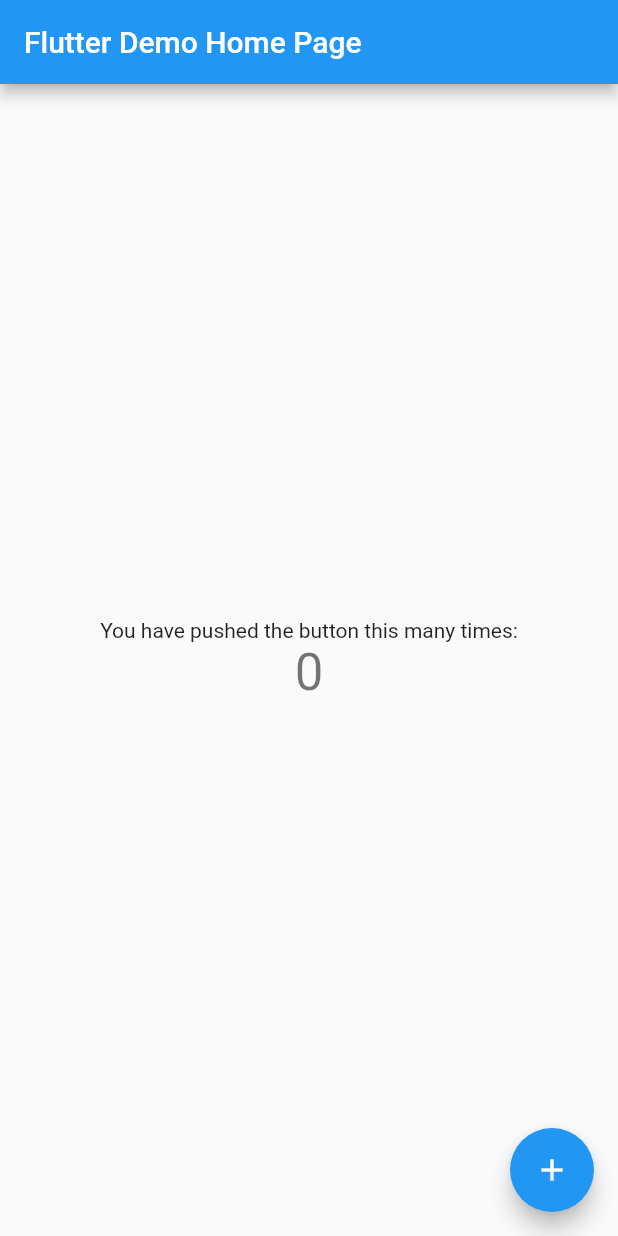
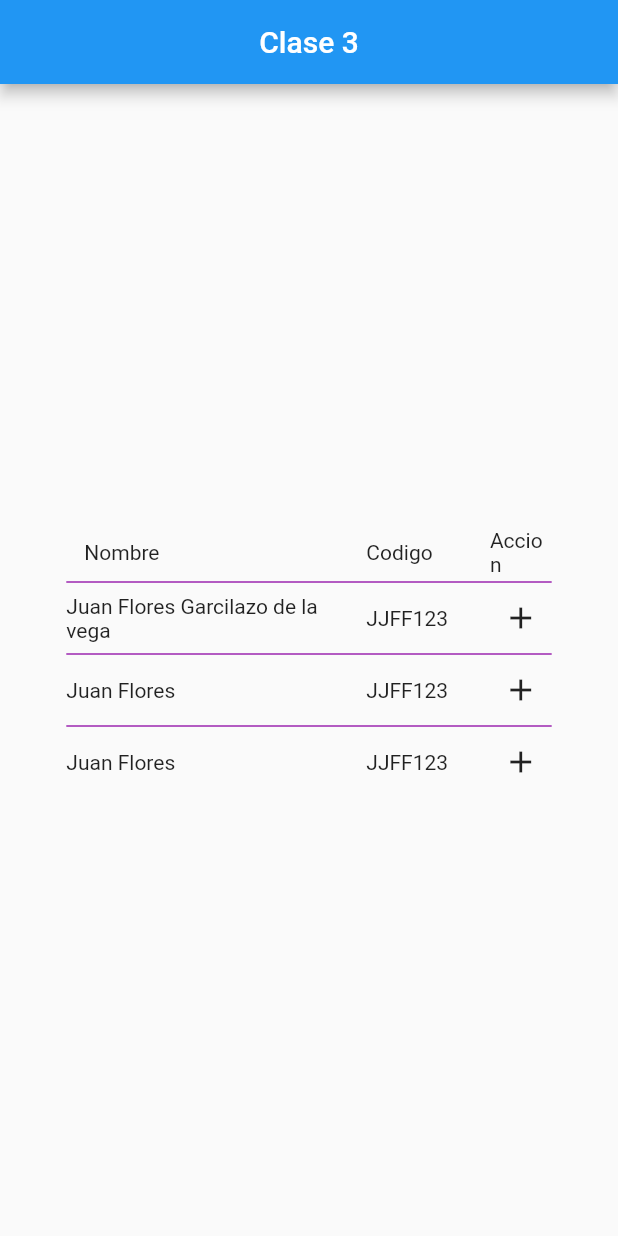
Before and after one commit to gdscumsa/Curso_Flutter, a Flutter app: the screen it shows after launch, on a phone screen of 412 x 824 dp. Run offline on Flutter 3.47's test engine with Material 2 defaults, Android fonts, the phone set to English and light mode, and no system bars.

Commit message:
explicacion widget table

```diff
--- a/calculadora/lib/main.dart
+++ b/calculadora/lib/main.dart
@@ -1,4 +1,6 @@
 import 'package:flutter/material.dart';
+
+import 'src/calc_page.dart';
 
 void main() {
   runApp(const MyApp());
@@ -7,109 +9,12 @@
 class MyApp extends StatelessWidget {
   const MyApp({super.key});
 
-  // This widget is the root of your application.
   @override
   Widget build(BuildContext context) {
     return MaterialApp(
       title: 'Flutter Demo',
-      theme: ThemeData(
-        // This is the theme of your application.
-        //
-        // Try running your application with "flutter run". You'll see the
-        // application has a blue toolbar. Then, without quitting the app, try
-        // changing the primarySwatch below to Colors.green and then invoke
-        // "hot reload" (press "r" in the console where you ran "flutter run",
-        // or simply save your changes to "hot reload" in a Flutter IDE).
-        // Notice that the counter didn't reset back to zero; the application
-        // is not restarted.
-        primarySwatch: Colors.blue,
-      ),
-      home: const MyHomePage(title: 'Flutter Demo Home Page'),
+      theme: ThemeData(primarySwatch: Colors.blue),
+      home: const CalcPage(),
     );
   }
 }
-
-class MyHomePage extends StatefulWidget {
-  const MyHomePage({super.key, required this.title});
-
-  // This widget is the home page of your application. It is stateful, meaning
-  // that it has a State object (defined below) that contains fields that affect
-  // how it looks.
-
-  // This class is the configuration for the state. It holds the values (in this
-  // case the title) provided by the parent (in this case the App widget) and
-  // used by the build method of the State. Fields in a Widget subclass are
-  // always marked "final".
-
-  final String title;
-
-  @override
-  State<MyHomePage> createState() => _MyHomePageState();
-}
-
-class _MyHomePageState extends State<MyHomePage> {
-  int _counter = 0;
-
-  void _incrementCounter() {
-    setState(() {
-      // This call to setState tells the Flutter framework that something has
-      // changed in this State, which causes it to rerun the build method below
-      // so that the display can reflect the updated values. If we changed
-      // _counter without calling setState(), then the build method would not be
-      // called again, and so nothing would appear to happen.
-      _counter++;
-    });
-  }
-
-  @override
-  Widget build(BuildContext context) {
-    // This method is rerun every time setState is called, for instance as done
-    // by the _incrementCounter method above.
-    //
-    // The Flutter framework has been optimized to make rerunning build methods
-    // fast, so that you can just rebuild anything that needs updating rather
-    // than having to individually change instances of widgets.
-    return Scaffold(
-      appBar: AppBar(
-        // Here we take the value from the MyHomePage object that was created by
-        // the App.build method, and use it to set our appbar title.
-        title: Text(widget.title),
-      ),
-      body: Center(
-        // Center is a layout widget. It takes a single child and positions it
-        // in the middle of the parent.
-        child: Column(
-          // Column is also a layout widget. It takes a list of children and
-          // arranges them vertically. By default, it sizes itself to fit its
-          // children horizontally, and tries to be as tall as its parent.
-          //
-          // Invoke "debug painting" (press "p" in the console, choose the
-          // "Toggle Debug Paint" action from the Flutter Inspector in Android
-          // Studio, or the "Toggle Debug Paint" command in Visual Studio Code)
-          // to see the wireframe for each widget.
-          //
-          // Column has various properties to control how it sizes itself and
-          // how it positions its children. Here we use mainAxisAlignment to
-          // center the children vertically; the main axis here is the vertical
-          // axis because Columns are vertical (the cross axis would be
-          // horizontal).
-          mainAxisAlignment: MainAxisAlignment.center,
-          children: <Widget>[
-            const Text(
-              'You have pushed the button this many times:',
-            ),
-            Text(
-              '$_counter',
-              style: Theme.of(context).textTheme.headline4,
-            ),
-          ],
-        ),
-      ),
-      floatingActionButton: FloatingActionButton(
-        onPressed: _incrementCounter,
-        tooltip: 'Increment',
-        child: const Icon(Icons.add),
-      ), // This trailing comma makes auto-formatting nicer for build methods.
-    );
-  }
-}
--- /dev/null
+++ b/calculadora/lib/src/calc_page.dart
@@ -0,0 +1,77 @@
+import 'package:flutter/material.dart';
+
+class CalcPage extends StatefulWidget {
+  const CalcPage({super.key});
+
+  @override
+  State<CalcPage> createState() => _CalcPageState();
+}
+
+class _CalcPageState extends State<CalcPage> {
+  @override
+  Widget build(BuildContext context) {
+    print('/////// BUILD CALC PAGE');
+
+    return Scaffold(
+      appBar: AppBar(
+        title: const Text('Clase 3'),
+        centerTitle: true,
+      ),
+      body: Center(
+        child: Table(
+          defaultVerticalAlignment: TableCellVerticalAlignment.middle,
+          border: const TableBorder(
+            horizontalInside: BorderSide(color: Colors.purple),
+          ),
+          columnWidths: const {
+            0: FixedColumnWidth(200),
+            1: FractionColumnWidth(0.2),
+            2: FractionColumnWidth(0.1),
+          },
+          children: [
+            const TableRow(
+              children: [
+                Padding(
+                  padding: EdgeInsets.all(12),
+                  child: Text('Nombre'),
+                ),
+                Text('Codigo'),
+                Text('Accion'),
+              ],
+            ),
+            TableRow(
+              children: [
+                Text('Juan Flores Garcilazo de la vega'),
+                Text('JJFF123'),
+                IconButton(
+                  onPressed: () {},
+                  icon: const Icon(Icons.add),
+                ),
+              ],
+            ),
+            TableRow(
+              children: [
+                Text('Juan Flores'),
+                Text('JJFF123'),
+                IconButton(
+                  onPressed: () {},
+                  icon: const Icon(Icons.add),
+                ),
+              ],
+            ),
+            TableRow(
+              children: [
+                Text('Juan Flores'),
+                Text('JJFF123'),
+                IconButton(
+                  onPressed: () {},
+                  icon: const Icon(Icons.add),
+                ),
+              ],
+            ),
+          ],
+        ),
+      ),
+    );
+  }
+}
```
